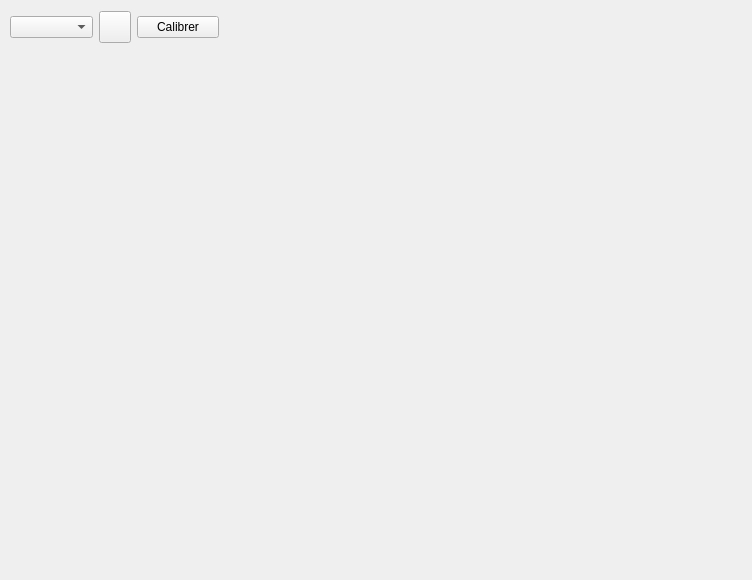
This is elikos_remote_calib/resource/calib_main.ui in elikos/elikos_util as Qt 5 draws it before an edit. The edited form follows.
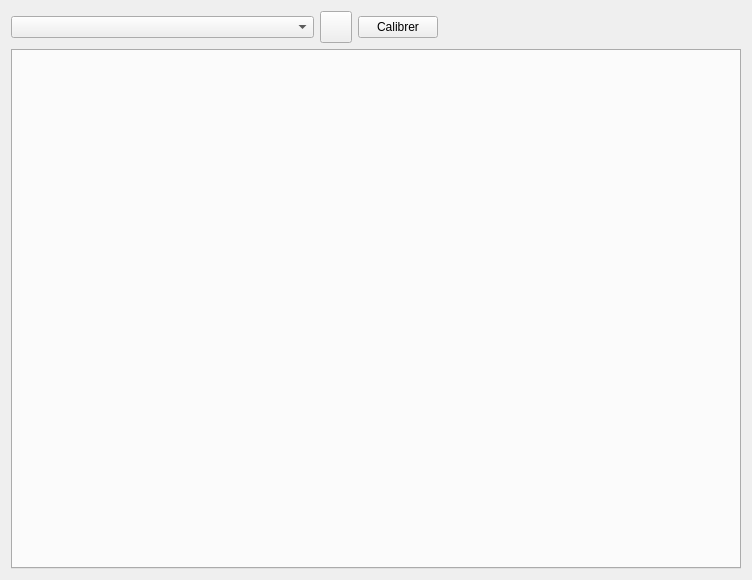
This is the edited form. Icons and pictures are not drawn.

Diff of the .ui file:
```diff
--- a/elikos_remote_calib/resource/calib_main.ui
+++ b/elikos_remote_calib/resource/calib_main.ui
@@ -13,18 +13,17 @@
   <property name="windowTitle">
    <string>Calibration à distance</string>
   </property>
-  <widget class="QWidget" name="">
-   <property name="geometry">
-    <rect>
-     <x>10</x>
-     <y>10</y>
-     <width>209</width>
-     <height>34</height>
-    </rect>
-   </property>
+  <layout class="QVBoxLayout" name="verticalLayout">
+   <item>
    <layout class="QHBoxLayout" name="horizontalLayout">
     <item>
      <widget class="QComboBox" name="cmbTargetSelection">
+       <property name="sizePolicy">
+        <sizepolicy hsizetype="Expanding" vsizetype="Fixed">
+         <horstretch>0</horstretch>
+         <verstretch>0</verstretch>
+        </sizepolicy>
+       </property>
       <property name="sizeAdjustPolicy">
        <enum>QComboBox::AdjustToContents</enum>
       </property>
@@ -69,8 +68,32 @@
       </property>
      </widget>
     </item>
-   </layout>
-  </widget>
+     <item>
+      <spacer name="horizontalSpacer">
+       <property name="orientation">
+        <enum>Qt::Horizontal</enum>
+       </property>
+       <property name="sizeType">
+        <enum>QSizePolicy::MinimumExpanding</enum>
+       </property>
+       <property name="sizeHint" stdset="0">
+        <size>
+         <width>40</width>
+         <height>20</height>
+        </size>
+       </property>
+      </spacer>
+     </item>
+    </layout>
+   </item>
+   <item>
+    <widget class="QTabWidget" name="tabMainCalib">
+     <property name="tabsClosable">
+      <bool>true</bool>
+     </property>
+    </widget>
+   </item>
+  </layout>
  </widget>
  <resources/>
  <connections/>
```
Lines whose indentation alone changed are shown as unchanged.
